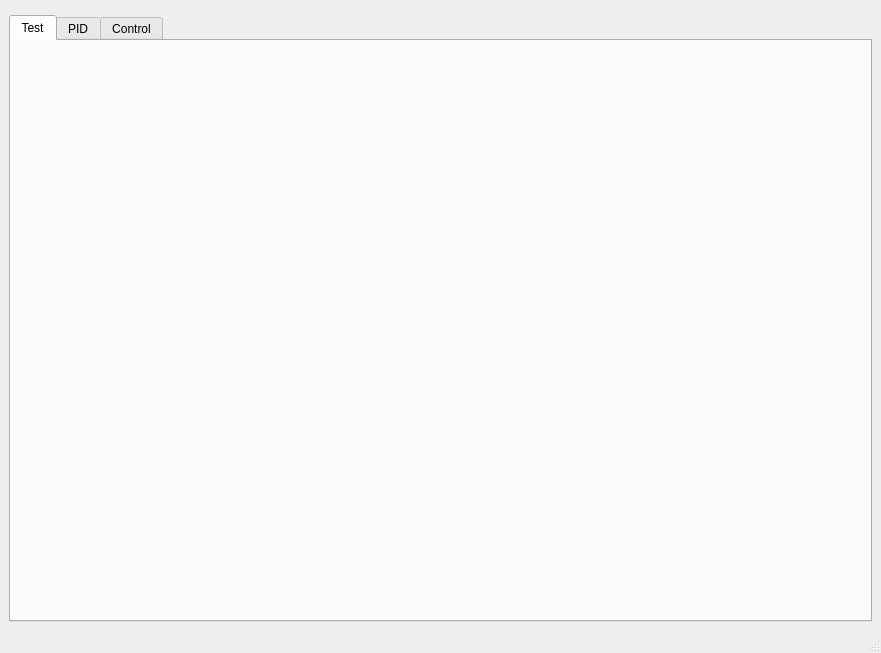
Above: UiFiles/mainWindow.ui from knr-auv/PC_GUI before the change. Below: the same form after it.
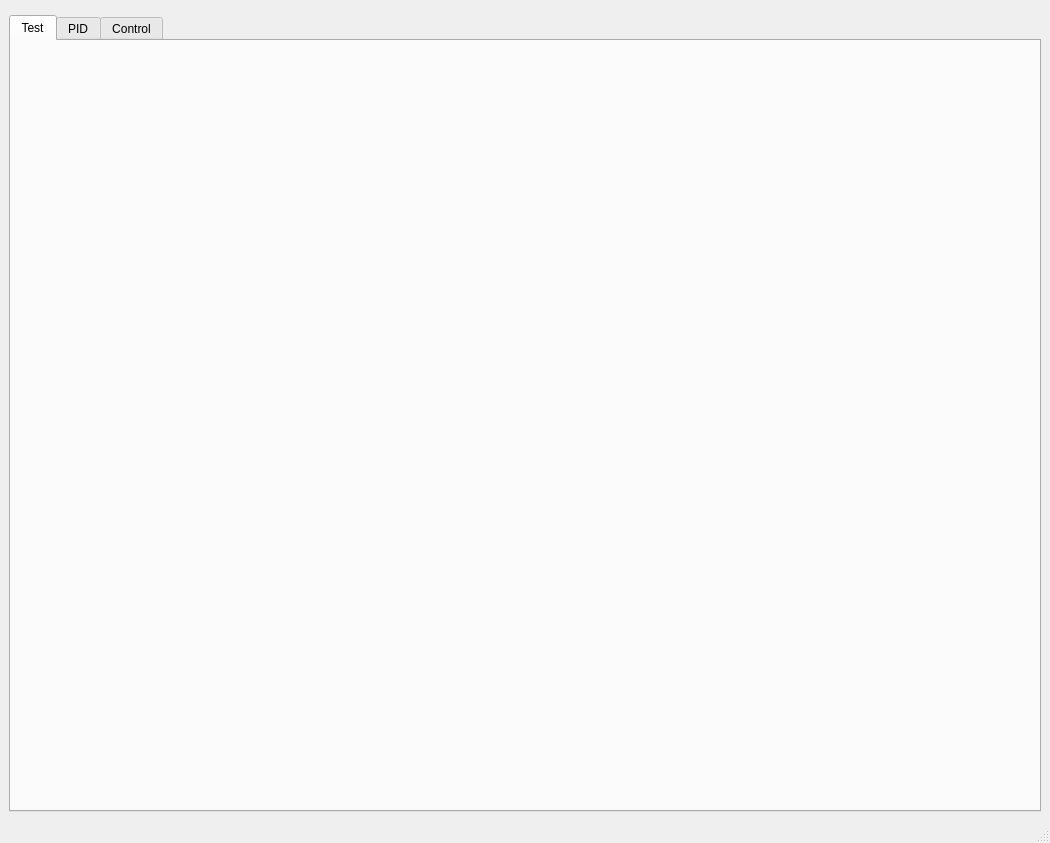
That is the form after the change. Custom widgets are drawn as their Qt base class.

```diff
--- a/UiFiles/mainWindow.ui
+++ b/UiFiles/mainWindow.ui
@@ -6,8 +6,8 @@
    <rect>
     <x>0</x>
     <y>0</y>
-    <width>881</width>
-    <height>653</height>
+    <width>1050</width>
+    <height>843</height>
    </rect>
   </property>
   <property name="sizePolicy">
@@ -77,14 +77,20 @@
         <item>
          <widget class="QFrame" name="dataBox">
           <property name="sizePolicy">
-           <sizepolicy hsizetype="Ignored" vsizetype="Ignored">
+           <sizepolicy hsizetype="MinimumExpanding" vsizetype="MinimumExpanding">
             <horstretch>0</horstretch>
             <verstretch>0</verstretch>
            </sizepolicy>
           </property>
+          <property name="minimumSize">
+           <size>
+            <width>500</width>
+            <height>700</height>
+           </size>
+          </property>
           <property name="maximumSize">
            <size>
-            <width>16777215</width>
+            <width>500</width>
             <height>16777215</height>
            </size>
           </property>
@@ -131,12 +137,34 @@
               <bool>true</bool>
              </property>
              <property name="sizePolicy">
-              <sizepolicy hsizetype="Ignored" vsizetype="Ignored">
+              <sizepolicy hsizetype="MinimumExpanding" vsizetype="MinimumExpanding">
                <horstretch>0</horstretch>
                <verstretch>0</verstretch>
               </sizepolicy>
              </property>
-             <layout class="QHBoxLayout" name="horizontalLayout_4"/>
+             <property name="minimumSize">
+              <size>
+               <width>419</width>
+               <height>200</height>
+              </size>
+             </property>
+             <property name="maximumSize">
+              <size>
+               <width>419</width>
+               <height>16777215</height>
+              </size>
+             </property>
+             <property name="baseSize">
+              <size>
+               <width>419</width>
+               <height>400</height>
+              </size>
+             </property>
+             <layout class="QHBoxLayout" name="horizontalLayout_4">
+              <property name="bottomMargin">
+               <number>9</number>
+              </property>
+             </layout>
             </widget>
            </item>
           </layout>
@@ -229,6 +257,12 @@
    <header>widgets.engineData.h</header>
    <container>1</container>
   </customwidget>
+  <customwidget>
+   <class>boatData</class>
+   <extends>QWidget</extends>
+   <header>widgets/boatData.h</header>
+   <container>1</container>
+  </customwidget>
  </customwidgets>
  <resources/>
  <connections/>
```
Left out of the diff: 23 changed lines with no effect on the pictures.
